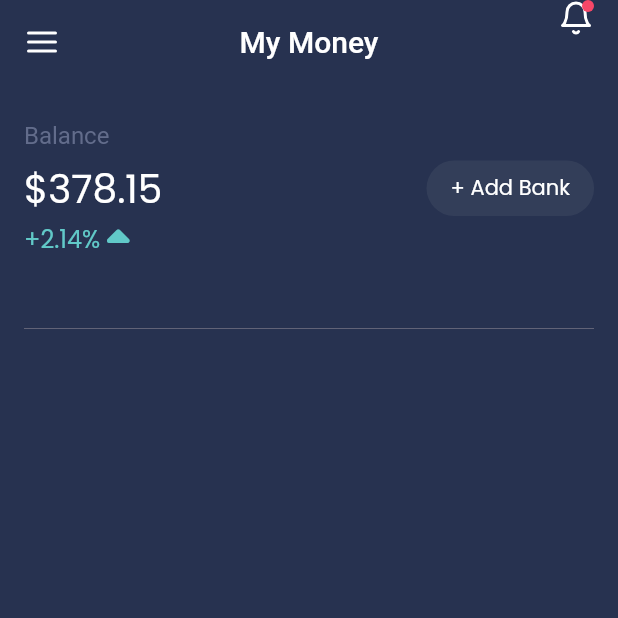
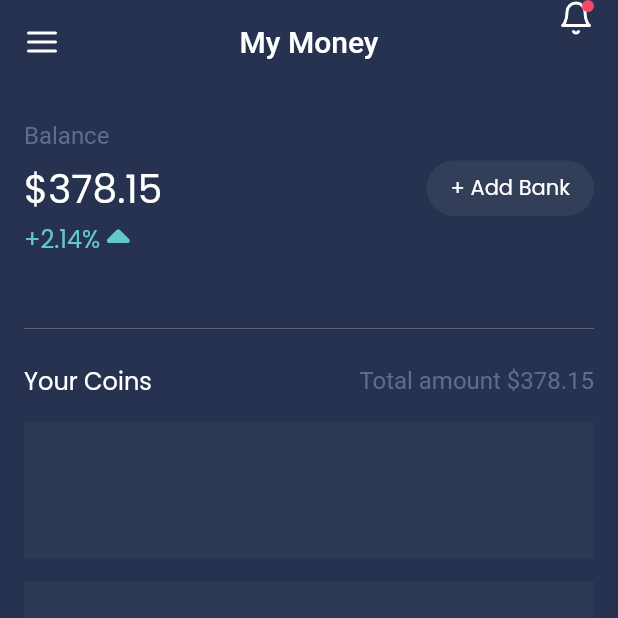
Before and after one commit to olayemii/crypto-dashboard, a Flutter app: the screen it shows after launch, on a phone screen of 412 x 824 dp, the top half of it. Run offline on Flutter 3.47's test engine with Material 2 defaults, Android fonts, the phone set to English and light mode, and no system bars; our stand-ins replace flutter_icons, flutter_screenutil, google_fonts.

```diff
--- /dev/null
+++ b/lib/models/coin.dart
@@ -0,0 +1,5 @@
+enum CoinType {}
+
+class Coin {
+  final CoinType type;
+}
--- a/lib/pages/home/homepage.dart
+++ b/lib/pages/home/homepage.dart
@@ -56,6 +56,9 @@ class HomePage extends StatelessWidget {
                   color: Color.fromRGBO(97, 99, 119, 1),
                 ),
               ),
+              SizedBox(
+                height: 15.0,
+              ),
               UserBalance(),
             ],
           ),
--- a/lib/pages/home/widgets/user_balance.dart
+++ b/lib/pages/home/widgets/user_balance.dart
@@ -1,13 +1,49 @@
 import 'package:flutter/material.dart';
+import 'package:crypto_dashboard/utils/adaptive_height_extension.dart';
 
 class UserBalance extends StatelessWidget {
   @override
   Widget build(BuildContext context) {
+    ThemeData themeData = Theme.of(context);
     return Container(
       padding: const EdgeInsets.symmetric(horizontal: 16.0),
       child: Column(
         crossAxisAlignment: CrossAxisAlignment.stretch,
-        children: [],
+        children: [
+          Row(
+            mainAxisAlignment: MainAxisAlignment.spaceBetween,
+            children: [
+              Text(
+                "Your Coins",
+                style: TextStyle(
+                  color: Colors.white,
+                  fontSize: 16.0,
+                ),
+              ),
+              Text(
+                "Total amount \$378.15",
+                style: themeData.textTheme.caption,
+              ),
+            ],
+          ),
+          SizedBox(height: 15.0),
+          ListView.separated(
+            shrinkWrap: true,
+            physics: NeverScrollableScrollPhysics(),
+            itemBuilder: (BuildContext context, int index) {
+              return Container(
+                height: 90.0.h,
+                color: Color.fromRGBO(55, 66, 92, 0.4),
+              );
+            },
+            separatorBuilder: (BuildContext context, int index) {
+              return SizedBox(
+                height: 15.0,
+              );
+            },
+            itemCount: 2,
+          )
+        ],
       ),
     );
   }
```
